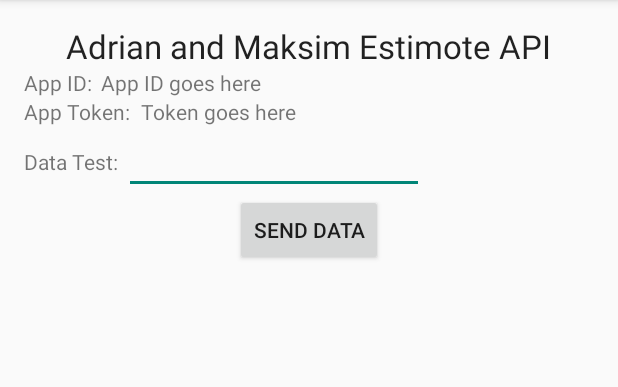
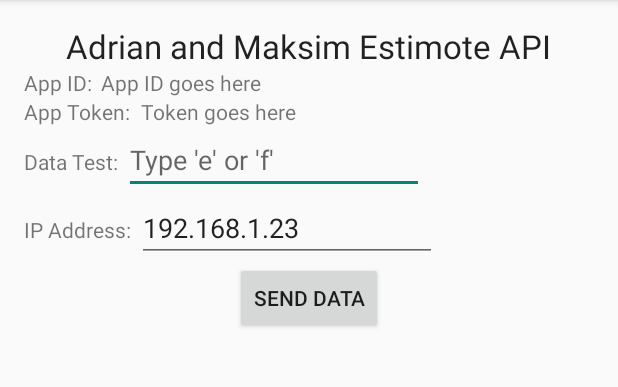
Before and after one commit to adriantodorov/EstimoteToUnityAPI, an Android app: the screen it shows after launch (MainActivity), after a tap on "SEND DATA", on a phone screen of 412 x 824 dp, the part 84-471 px from its top. Run offline under Robolectric (Android 15) with nearby library versions, the phone set to English and light mode, and no system bars; libraries missing offline, so code that uses them is left out: com.estimote.sdk; 6 statements that could not run were skipped.

```diff
--- a/app/src/main/java/adriantodorov/estimotetounityapi/MainActivity.java
+++ b/app/src/main/java/adriantodorov/estimotetounityapi/MainActivity.java
@@ -1,13 +1,17 @@
 package adriantodorov.estimotetounityapi;
 
+import android.app.ProgressDialog;
+import android.os.AsyncTask;
 import android.support.v7.app.AppCompatActivity;
 import android.os.Bundle;
+import android.util.Log;
 import android.view.Menu;
 import android.view.MenuItem;
 import android.view.View;
 import android.widget.Button;
 import android.widget.EditText;
 import android.widget.TextView;
+import android.widget.Toast;
 
 import com.estimote.sdk.BeaconManager;
 import com.estimote.sdk.EstimoteSDK;
@@ -15,6 +19,7 @@ import com.estimote.sdk.EstimoteSDK;
 import java.io.DataInputStream;
 import java.io.DataOutputStream;
 import java.io.IOException;
+import java.io.OutputStream;
 import java.net.Socket;
 import java.net.UnknownHostException;
 
@@ -23,9 +28,19 @@ public class MainActivity extends AppCompatActivity {
     TextView appId;
     TextView appToken;
 
-    EditText sendDataString;
+    EditText sendDataEditText;
+    EditText ipAddressEditText;
+
+    ProgressDialog pDialog;
+
+    String ipAddressString;
+    String dataString;
 
     Button sendData;
+
+    int port = 15000;
+
+    boolean dataSent = false;
 
     private BeaconManager beaconManager;
 
@@ -37,7 +52,8 @@ public class MainActivity extends AppCompatActivity {
         appId = (TextView) findViewById(R.id.appIdString);
         appToken = (TextView) findViewById(R.id.appTokenString);
         sendData = (Button) findViewById(R.id.sendDataButton);
-        sendDataString = (EditText) findViewById(R.id.sendDataEditText);
+        sendDataEditText = (EditText) findViewById(R.id.sendDataEditText);
+        ipAddressEditText = (EditText) findViewById(R.id.ipEditText);
 
         //  App ID & App Token can be taken from App section of Estimote Cloud.
         EstimoteSDK.initialize(getApplicationContext(), "wearhacks-2015-montreal-3mt", "e9cd76b118e99e34a719dc0ca2a1ea50");
@@ -50,56 +66,80 @@ public class MainActivity extends AppCompatActivity {
         sendData.setOnClickListener(new View.OnClickListener() {
             @Override
             public void onClick(View v) {
-                // TODO Auto-generated method stub
-                Socket socket = null;
-                DataOutputStream dataOutputStream = null;
-                DataInputStream dataInputStream = null;
 
-                try {
-                    socket = new Socket("192.168.1.23", 15000);
-                    dataOutputStream = new DataOutputStream(socket.getOutputStream());
-                    dataInputStream = new DataInputStream(socket.getInputStream());
-                    dataOutputStream.writeUTF(sendDataString.getText().toString());
-                } catch (UnknownHostException e) {
-                    // TODO Auto-generated catch block
-                    e.printStackTrace();
-                } catch (IOException e) {
-                    // TODO Auto-generated catch block
-                    e.printStackTrace();
+                ipAddressString = ipAddressEditText.getText().toString();
+                dataString = sendDataEditText.getText().toString();
+
+                new sendDataUnity().execute();
             }
-                finally{
-                    if (socket != null){
-                        try {
-                            socket.close();
-                        } catch (IOException e) {
-                            // TODO Auto-generated catch block
-                            e.printStackTrace();
-                        }
+        });
+
+
+
+
     }
 
-                    if (dataOutputStream != null){
-                        try {
-                            dataOutputStream.close();
-                        } catch (IOException e) {
-                            // TODO Auto-generated catch block
-                            e.printStackTrace();
-                        }
+    /**
+     * Background Async Task to Load all product by making HTTP Request
+     * */
+    class sendDataUnity extends AsyncTask<String, String, String> {
+
+        /**
+         * Before starting background thread Show Progress Dialog
+         * */
+        @Override
+        protected void onPreExecute() {
+            super.onPreExecute();
+            pDialog = new ProgressDialog(MainActivity.this);
+            pDialog.setMessage("Sending data to Unity...");
+            pDialog.setIndeterminate(false);
+            pDialog.setCancelable(false);
+            pDialog.show();
         }
 
-                    if (dataInputStream != null){
-                        try {
-                            dataInputStream.close();
-                        } catch (IOException e) {
-                            // TODO Auto-generated catch block
-                            e.printStackTrace();
+        /**
+         * getting All trees from url
+         * */
+        protected String doInBackground(String... args) {
+
+            try
+            {
+                Log.d("sendData", "Connecting to " + ipAddressString +
+                        " on port " + port);
+                Socket client = new Socket(ipAddressString, port);
+                Log.d("sendData", "Just connected to "
+                        + client.getRemoteSocketAddress());
+                OutputStream outToServer = client.getOutputStream();
+                DataOutputStream out = new DataOutputStream(outToServer);
+                out.write(Byte.parseByte(dataString));
+                client.close();
+            }catch(IOException e)
+            {
+                Log.d("sendData", e.getStackTrace().toString());
             }
+
+            return null;
         }
+
+        /**
+         * After completing background task Dismiss the progress dialog
+         * **/
+        protected void onPostExecute(String file_url) {
+            // dismiss the dialog after getting all trees
+            pDialog.dismiss();
+            // updating UI from Background Thread
+            runOnUiThread(new Runnable() {
+                public void run() {
+
+                    if (dataSent)
+                    {
+                        Toast.makeText(getApplicationContext(), "Data sent.", Toast.LENGTH_SHORT).show();
                     }
                 }
             });
 
 
-
+        }
 
     }
 
--- a/app/src/main/res/layout/activity_main.xml
+++ b/app/src/main/res/layout/activity_main.xml
@@ -72,8 +72,30 @@
         <EditText
             android:layout_width="200dp"
             android:layout_height="wrap_content"
-            android:id="@+id/sendDataEditText" />
+            android:id="@+id/sendDataEditText"
+            android:hint="Type &apos;e&apos; or &apos;f&apos;"
+            android:inputType="text" />
 
+    </LinearLayout>
+
+    <LinearLayout
+        android:orientation="horizontal"
+        android:layout_width="wrap_content"
+        android:layout_height="wrap_content" >
+
+        <TextView
+            android:layout_width="wrap_content"
+            android:layout_height="wrap_content"
+            android:text="IP Address:"
+            android:id="@+id/textView5"
+            android:layout_marginRight="4dp" />
+
+        <EditText
+            android:layout_width="200dp"
+            android:layout_height="wrap_content"
+            android:id="@+id/ipEditText"
+            android:inputType="number"
+            android:text="192.168.1.23" />
     </LinearLayout>
 
     <Button
```
Lines whose indentation alone changed are shown as unchanged.
